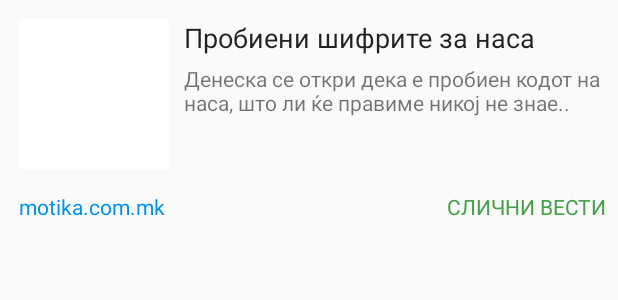
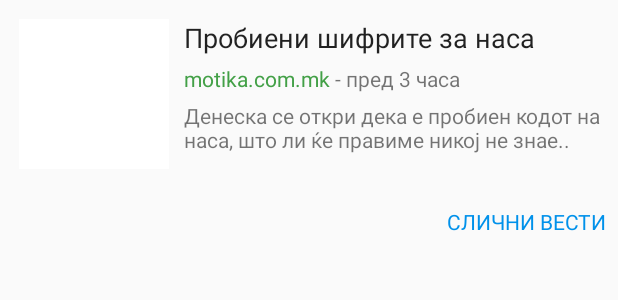
Before and after one commit to PetrovskiIgor/NewsReaderAndroid, an Android app: the layout row_cluster.xml on its own in the app's theme, with its tools: preview values and no code run, on a phone screen of 412 x 824 dp. Shown: the top 300 px of the screen. Run offline under Robolectric (Android 15) with nearby library versions, the phone set to English and light mode, and no system bars.

```diff
--- a/app/src/main/java/com/teamwe/personalizedreader/activities/SourcesActivity.java
+++ b/app/src/main/java/com/teamwe/personalizedreader/activities/SourcesActivity.java
@@ -89,6 +89,7 @@ public class SourcesActivity extends AppCompatActivity {
 
     private void configureListView() {
         listViewSources = (ListView)findViewById(R.id.listSources);
+        listViewSources.setDivider(null);
     }
 
     private void configureSwipeView() {
--- a/app/src/main/java/com/teamwe/personalizedreader/model/NewsPost.java
+++ b/app/src/main/java/com/teamwe/personalizedreader/model/NewsPost.java
@@ -12,6 +12,7 @@ public class NewsPost implements Parcelable {
     public String source_url;
     public String img_url;
     public String description;
+    public long pubDate;
 
     public String getHost_page() {
         return host_page;
--- a/app/src/main/res/layout/row_cluster.xml
+++ b/app/src/main/res/layout/row_cluster.xml
@@ -6,7 +6,6 @@
     android:paddingLeft="7dp"
     android:paddingTop="7dp"
     android:paddingRight="7dp"
-
     >
 
     <ImageView
@@ -22,6 +21,8 @@
         android:layout_marginBottom="5dp"
         android:scaleType="centerCrop"/>
 
+
+
     <TextView
         android:text="Пробиени шифрите за наса"
         android:layout_width="match_parent"
@@ -30,40 +31,55 @@
         android:textAppearance="@android:style/TextAppearance.Medium"
         android:layout_toRightOf="@+id/imgCluster"
         android:layout_marginTop="5dp"
-        android:layout_marginLeft="10dp"
+        android:layout_marginLeft="@dimen/margin_left_title_from_img"
         />
+
     <TextView
+        android:id="@+id/textViewSourceUrl"
         android:layout_width="wrap_content"
         android:layout_height="wrap_content"
+
+        android:text="motika.com.mk"
+        android:layout_toRightOf="@+id/imgCluster"
         android:layout_below="@+id/textViewTitle"
+        android:layout_marginTop="5dp"
+        android:layout_marginLeft="@dimen/margin_left_title_from_img"
+        android:textColor="@color/colorSecondary"/>
+
+    <TextView
+        android:id="@+id/txtPubDate"
+        android:layout_width="wrap_content"
+        android:layout_height="wrap_content"
+        android:text=" - пред 3 часа"
+        android:layout_toRightOf="@+id/textViewSourceUrl"
+        android:layout_below="@+id/textViewTitle"
+        android:layout_marginTop="5dp"/>
+
+    <TextView
+        android:id="@+id/txtDescription"
+        android:layout_width="wrap_content"
+        android:layout_height="wrap_content"
         android:text="Денеска се откри дека е пробиен кодот на наса, што ли ќе правиме никој не знае.."
         android:layout_toRightOf="@+id/imgCluster"
-        android:layout_marginLeft="10dp"
+        android:layout_below="@+id/textViewSourceUrl"
+        android:layout_marginLeft="@dimen/margin_left_title_from_img"
         android:layout_marginTop="5dp"
-        android:layout_marginBottom="10dp"/>
+        android:layout_marginBottom="10dp"
+       />
 
     <TextView
         android:id="@+id/textViewNumPosts"
         android:layout_width="wrap_content"
         android:layout_height="wrap_content"
         android:layout_alignParentRight="true"
-        android:layout_below="@+id/imgCluster"
+        android:layout_alignParentBottom="true"
         android:text="СЛИЧНИ ВЕСТИ"
-        android:layout_marginBottom="10dp"
-        android:layout_alignParentBottom="true"
-        android:textColor="@color/colorSecondary"/>
-
-    <TextView
-        android:id="@+id/textViewSourceUrl"
-        android:layout_width="wrap_content"
-        android:layout_height="wrap_content"
-        android:layout_marginBottom="10dp"
-        android:text="motika.com.mk"
-        android:layout_below="@+id/imgCluster"
-        android:layout_alignParentLeft="true"
-        android:layout_alignParentBottom="true"
-        android:layout_marginLeft="5dp"
+        android:layout_marginBottom="15dp"
+        android:layout_marginTop="10dp"
+        android:layout_below="@+id/txtDescription"
         android:textColor="@color/blue"/>
 
 
+
+
 </RelativeLayout>
--- a/app/src/main/res/values/dimens.xml
+++ b/app/src/main/res/values/dimens.xml
@@ -12,5 +12,8 @@
     <dimen name="nav_header_vertical_spacing">16dp</dimen>
     <dimen name="nav_header_height">160dp</dimen>
     <dimen name="margin_nav_drawer_header">20dp</dimen>
-    <dimen name="img_category_width">35dp</dimen>
+    <dimen name="img_category_width">30dp</dimen>
+    <dimen name="btn_next_width"> 33dp </dimen>
+    <dimen name="btn_next_margin_right"> 10dp </dimen>
+    <dimen name="margin_left_title_from_img">10dp</dimen>
 </resources>
```
Also changed, not shown: app/src/main/java/com/teamwe/personalizedreader/GlobalInfo.java (+49 -1 lines), app/src/main/java/com/teamwe/personalizedreader/adapters/ClusterAdapter.java (+23 -1 lines), app/src/main/java/com/teamwe/personalizedreader/adapters/NewsPostsAdapter.java (+19 -1 lines), app/src/main/java/com/teamwe/personalizedreader/tasks/CategoriesTask.java (+4 -3 lines), app/src/main/java/com/teamwe/personalizedreader/tasks/GetNewsTask.java (+22 -0 lines), app/src/main/res/layout/activity_categories.xml (+5 -3 lines), app/src/main/res/layout/activity_sources.xml (+5 -3 lines).
